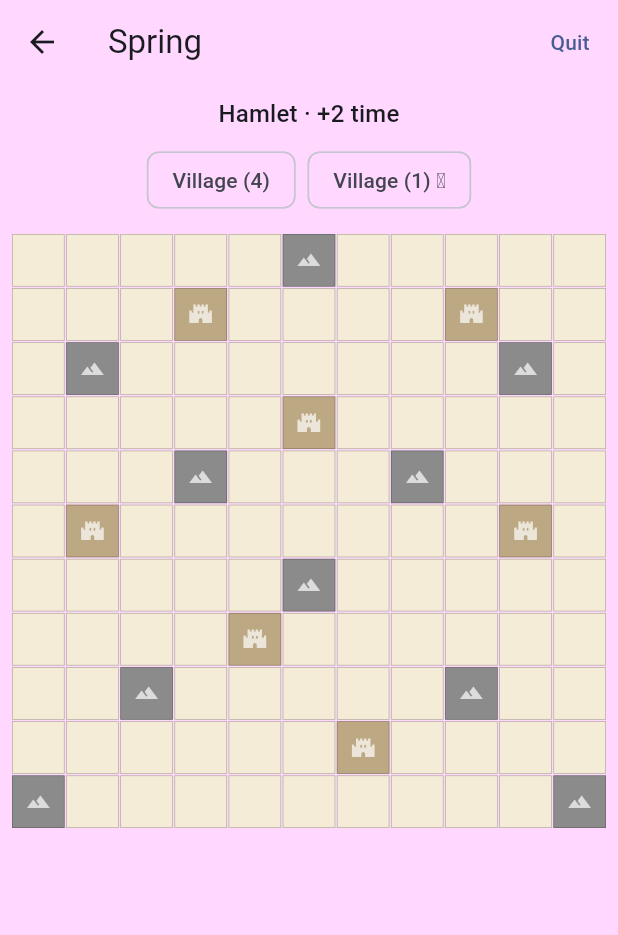
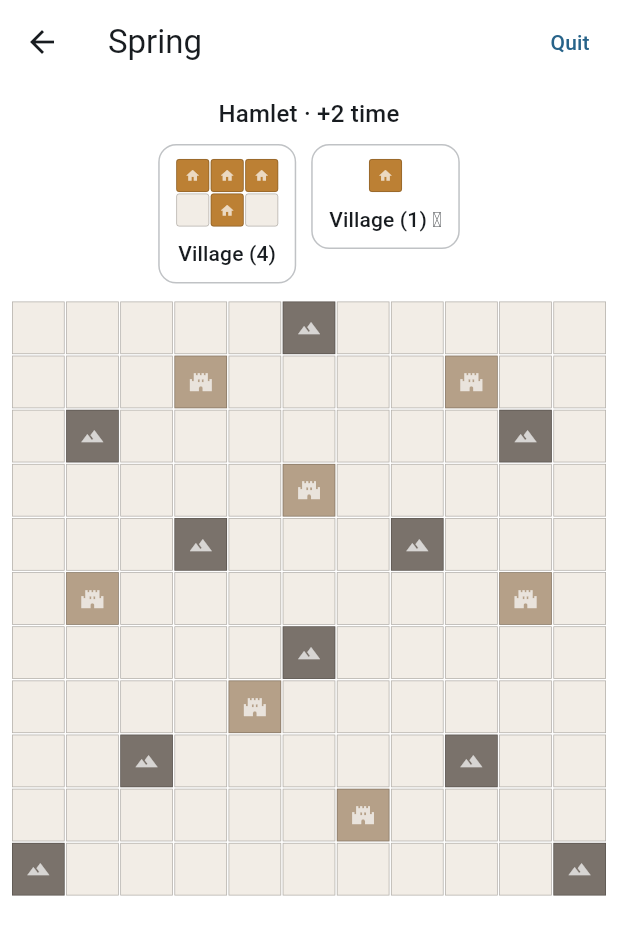
Before and after one commit to papotte/cartoflutter, a Flutter app: the PlaySessionScreen screen opened by its route, after a tap on "Reveal card", on a phone screen of 412 x 824 dp. Shown: the top 935 px of the screen. Run offline on Flutter 3.47's test engine with Material 3 defaults, Android fonts, the phone set to English and light mode, and no system bars; our stand-ins replace audioplayers, cloud_firestore, firebase_auth, firebase_core, go_router, shared_preferences; accounts and stored records are empty; network calls fail.

Commit message:
fix: colors and shape preview

```diff
--- a/lib/game_internals/models/terrain_type.dart
+++ b/lib/game_internals/models/terrain_type.dart
@@ -39,23 +39,23 @@ extension TerrainTypeExtension on TerrainType {
   Color get color {
     switch (this) {
       case TerrainType.empty:
-        return const Color(0xFFF5ECD7);
+        return const Color(0xFFF2EDE6);
       case TerrainType.forest:
-        return const Color(0xFF2D7D46);
+        return const Color(0xFF355A4A);
       case TerrainType.village:
-        return const Color(0xFFE07B39);
+        return const Color(0xFFBC8034);
       case TerrainType.farm:
-        return const Color(0xFFE8D44D);
+        return const Color(0xFFD4A84A);
       case TerrainType.water:
-        return const Color(0xFF4A90D9);
+        return const Color(0xFF2274A5);
       case TerrainType.monster:
-        return const Color(0xFF7B2D8B);
+        return const Color(0xFFFF101F);
       case TerrainType.mountain:
-        return const Color(0xFF8B8B8B);
+        return const Color(0xFF7A726B);
       case TerrainType.wasteland:
-        return const Color(0xFF5C4A2A);
+        return const Color(0xFF6B563E);
       case TerrainType.ruins:
-        return const Color(0xFFBCA882);
+        return const Color(0xFFB5A088);
     }
   }
 
@@ -87,4 +87,28 @@ extension TerrainTypeExtension on TerrainType {
   int get index2 {
     return TerrainType.values.indexOf(this);
   }
+
+  /// Icon shown on the map and in shape previews; null for empty cells.
+  IconData? get terrainIcon {
+    switch (this) {
+      case TerrainType.forest:
+        return Icons.park;
+      case TerrainType.village:
+        return Icons.home;
+      case TerrainType.farm:
+        return Icons.agriculture;
+      case TerrainType.water:
+        return Icons.water;
+      case TerrainType.monster:
+        return Icons.pest_control;
+      case TerrainType.mountain:
+        return Icons.landscape;
+      case TerrainType.wasteland:
+        return Icons.texture;
+      case TerrainType.ruins:
+        return Icons.castle;
+      case TerrainType.empty:
+        return null;
+    }
+  }
 }
--- a/lib/play_session/map_grid_widget.dart
+++ b/lib/play_session/map_grid_widget.dart
@@ -3,6 +3,7 @@ import 'package:flutter/material.dart';
 import '../game_internals/models/map_grid.dart';
 import '../game_internals/models/terrain_type.dart';
 import '../game_internals/models/tetromino_shape.dart';
+import 'terrain_cell_visual.dart';
 
 /// Renders the 11×11 map; optional placement preview for [anchorRow]/[anchorCol].
 class MapGridWidget extends StatelessWidget {
@@ -32,7 +33,9 @@ class MapGridWidget extends StatelessWidget {
         final side = constraints.maxWidth < constraints.maxHeight
             ? constraints.maxWidth
             : constraints.maxHeight;
-        final cell = side / MapGrid.size;
+        const gap = 1.0;
+        final cellExtent =
+            (side - gap * (MapGrid.size - 1)) / MapGrid.size;
 
         Set<(int, int)>? previewCells;
         bool previewOk = false;
@@ -46,40 +49,52 @@ class MapGridWidget extends StatelessWidget {
           height: side,
           child: GridView.builder(
             physics: const NeverScrollableScrollPhysics(),
-            gridDelegate: const SliverGridDelegateWithFixedCrossAxisCount(
+            gridDelegate: SliverGridDelegateWithFixedCrossAxisCount(
               crossAxisCount: MapGrid.size,
-              mainAxisSpacing: 1,
-              crossAxisSpacing: 1,
+              mainAxisSpacing: gap,
+              crossAxisSpacing: gap,
             ),
             itemCount: MapGrid.size * MapGrid.size,
             itemBuilder: (context, i) {
               final r = i ~/ MapGrid.size;
               final c = i % MapGrid.size;
               final t = grid.cellAt(r, c);
-              Color bg = t.color;
-              if (t == TerrainType.empty && grid.isRuins(r, c)) {
-                bg = TerrainType.ruins.color.withValues(alpha: 0.5);
-              }
+              final inPreview =
+                  previewCells != null && previewCells.contains((r, c));
 
-              Color? border;
-              if (previewCells != null && previewCells.contains((r, c))) {
-                bg = (previewTerrain ?? t).color.withValues(alpha: 0.85);
-                border = previewOk ? Colors.green : Colors.red;
+              late final TerrainType displayTerrain;
+              Color? bgOverride;
+              var borderColor = Colors.black26;
+              var borderWidth = 0.5;
+
+              if (inPreview && previewTerrain != null) {
+                displayTerrain = previewTerrain!;
+                bgOverride =
+                    previewTerrain!.color.withValues(alpha: 0.85);
+                borderColor = previewOk ? Colors.green : Colors.red;
+                borderWidth = 2;
+              } else {
+                displayTerrain = t;
+                if (t == TerrainType.empty && grid.isRuins(r, c)) {
+                  bgOverride =
+                      TerrainType.ruins.color.withValues(alpha: 0.5);
+                }
               }
 
               return GestureDetector(
                 onTap: readOnly || onCellTapped == null
                     ? null
                     : () => onCellTapped!(r, c),
-                child: DecoratedBox(
-                  decoration: BoxDecoration(
-                    color: bg,
-                    border: Border.all(
-                      color: border ?? Colors.black26,
-                      width: border != null ? 2 : 0.5,
-                    ),
+                child: SizedBox(
+                  width: cellExtent,
+                  height: cellExtent,
+                  child: TerrainCellVisual(
+                    terrain: displayTerrain,
+                    size: cellExtent,
+                    backgroundColor: bgOverride,
+                    borderColor: borderColor,
+                    borderWidth: borderWidth,
                   ),
-                  child: Center(child: _iconFor(t, size: cell * 0.45)),
                 ),
               );
             },
@@ -88,39 +103,4 @@ class MapGridWidget extends StatelessWidget {
       },
     );
   }
-
-  Widget? _iconFor(TerrainType t, {required double size}) {
-    IconData? icon;
-    switch (t) {
-      case TerrainType.forest:
-        icon = Icons.park;
-        break;
-      case TerrainType.village:
-        icon = Icons.home;
-        break;
-      case TerrainType.farm:
-        icon = Icons.agriculture;
-        break;
-      case TerrainType.water:
-        icon = Icons.water;
-        break;
-      case TerrainType.monster:
-        icon = Icons.pest_control;
-        break;
-      case TerrainType.mountain:
-        icon = Icons.landscape;
-        break;
-      case TerrainType.wasteland:
-        icon = Icons.texture;
-        break;
-      case TerrainType.ruins:
-        icon = Icons.castle;
-        break;
-      case TerrainType.empty:
-        icon = null;
-        break;
-    }
-    if (icon == null) return null;
-    return Icon(icon, size: size, color: Colors.white70);
-  }
 }
--- a/lib/play_session/play_session_screen.dart
+++ b/lib/play_session/play_session_screen.dart
@@ -11,6 +11,7 @@ import '../game_internals/models/player_state.dart'
 import '../game_internals/models/terrain_type.dart';
 import '../game_internals/models/tetromino_shape.dart';
 import 'map_grid_widget.dart';
+import 'polyomino_shape_widget.dart';
 
 class PlaySessionScreen extends StatefulWidget {
   const PlaySessionScreen({super.key, this.config});
@@ -80,6 +81,43 @@ class _PlaySessionScreenState extends State<PlaySessionScreen> {
       _anchorR = r;
       _anchorC = c;
     });
+  }
+
+  Widget _buildExploreOption(BuildContext context, CardOption o) {
+    final selected = _selShape == o.shape && _selTerrain == o.terrain;
+    final scheme = Theme.of(context).colorScheme;
+    return Material(
+      color: selected ? scheme.primaryContainer : scheme.surface,
+      elevation: selected ? 1 : 0,
+      shadowColor: Colors.black26,
+      shape: RoundedRectangleBorder(
+        borderRadius: BorderRadius.circular(12),
+        side: BorderSide(
+          color: selected ? scheme.primary : scheme.outline.withValues(alpha: 0.45),
+          width: selected ? 2 : 1,
+        ),
+      ),
+      child: InkWell(
+        onTap: () => _pickOption(o),
+        borderRadius: BorderRadius.circular(12),
+        child: Padding(
+          padding: const EdgeInsets.symmetric(horizontal: 12, vertical: 10),
+          child: Column(
+            mainAxisSize: MainAxisSize.min,
+            children: [
+              PolyominoShapeWidget(shape: o.shape, fillTerrain: o.terrain),
+              const SizedBox(height: 8),
+              Text(
+                '${o.terrain.displayName} (${o.shape.cells.length})'
+                '${o.hasCoin ? " 🪙" : ""}',
+                style: Theme.of(context).textTheme.labelLarge,
+                textAlign: TextAlign.center,
+              ),
+            ],
+          ),
+        ),
+      ),
+    );
   }
 
   void _confirmPlacement() {
@@ -184,18 +222,10 @@ class _PlaySessionScreenState extends State<PlaySessionScreen> {
           const SizedBox(height: 8),
           Wrap(
             alignment: WrapAlignment.center,
-            spacing: 8,
-            runSpacing: 8,
+            spacing: 10,
+            runSpacing: 10,
             children: [
-              for (final o in card.options)
-                ChoiceChip(
-                  label: Text(
-                    '${o.terrain.displayName} (${o.shape.cells.length})'
-                    '${o.hasCoin ? " 🪙" : ""}',
-                  ),
-                  selected: _selShape == o.shape && _selTerrain == o.terrain,
-                  onSelected: (_) => _pickOption(o),
-                ),
+              for (final o in card.options) _buildExploreOption(context, o),
             ],
           ),
           const SizedBox(height: 12),
--- /dev/null
+++ b/lib/play_session/polyomino_shape_widget.dart
@@ -0,0 +1,64 @@
+import 'package:flutter/material.dart';
+
+import '../game_internals/models/terrain_type.dart';
+import '../game_internals/models/tetromino_shape.dart';
+import 'terrain_cell_visual.dart';
+
+/// Renders a [TetrominoShape] as a tight grid of [TerrainCellVisual] cells.
+///
+/// Used for explore-card option previews; same cell look as the main board.
+class PolyominoShapeWidget extends StatelessWidget {
+  const PolyominoShapeWidget({
+    super.key,
+    required this.shape,
+    required this.fillTerrain,
+    this.cellSize = 22,
+    this.gap = 1,
+    this.cellBorderRadius = const BorderRadius.all(Radius.circular(2)),
+  });
+
+  final TetrominoShape shape;
+  final TerrainType fillTerrain;
+  final double cellSize;
+  final double gap;
+  final BorderRadius cellBorderRadius;
+
+  @override
+  Widget build(BuildContext context) {
+    if (shape.cells.isEmpty) {
+      return SizedBox(width: cellSize, height: cellSize);
+    }
+
+    final w = shape.width;
+    final h = shape.height;
+    final filled = shape.cells.toSet();
+
+    return SizedBox(
+      width: w * cellSize + (w - 1) * gap,
+      height: h * cellSize + (h - 1) * gap,
+      child: Column(
+        mainAxisSize: MainAxisSize.min,
+        children: List.generate(h, (r) {
+          return Padding(
+            padding: EdgeInsets.only(top: r > 0 ? gap : 0),
+            child: Row(
+              mainAxisSize: MainAxisSize.min,
+              children: List.generate(w, (c) {
+                final isFilled = filled.contains((r, c));
+                final t = isFilled ? fillTerrain : TerrainType.empty;
+                return Padding(
+                  padding: EdgeInsets.only(left: c > 0 ? gap : 0),
+                  child: TerrainCellVisual(
+                    terrain: t,
+                    size: cellSize,
+                    borderRadius: cellBorderRadius,
+                  ),
+                );
+              }),
+            ),
+          );
+        }),
+      ),
+    );
+  }
+}
--- /dev/null
+++ b/lib/play_session/terrain_cell_visual.dart
@@ -0,0 +1,58 @@
+import 'package:flutter/material.dart';
+
+import '../game_internals/models/terrain_type.dart';
+
+/// One map or preview cell: terrain fill and optional type icon (shared by
+/// [MapGridWidget] and [PolyominoShapeWidget]).
+class TerrainCellVisual extends StatelessWidget {
+  const TerrainCellVisual({
+    super.key,
+    required this.terrain,
+    required this.size,
+    this.backgroundColor,
+    this.borderColor = Colors.black26,
+    this.borderWidth = 0.5,
+    this.borderRadius = BorderRadius.zero,
+    this.iconSizeFraction = 0.45,
+    this.iconColor = Colors.white70,
+  });
+
+  final TerrainType terrain;
+  final double size;
+
+  /// When set, used instead of [terrain.color] for the fill.
+  final Color? backgroundColor;
+
+  final Color borderColor;
+  final double borderWidth;
+  final BorderRadius borderRadius;
+  final double iconSizeFraction;
+  final Color iconColor;
+
+  @override
+  Widget build(BuildContext context) {
+    final fill = backgroundColor ?? terrain.color;
+    final icon = terrain.terrainIcon;
+
+    return DecoratedBox(
+      decoration: BoxDecoration(
+        color: fill,
+        border: Border.all(color: borderColor, width: borderWidth),
+        borderRadius: borderRadius,
+      ),
+      child: SizedBox(
+        width: size,
+        height: size,
+        child: icon == null
+            ? null
+            : Center(
+                child: Icon(
+                  icon,
+                  size: size * iconSizeFraction,
+                  color: iconColor,
+                ),
+              ),
+      ),
+    );
+  }
+}
--- a/lib/style/confetti.dart
+++ b/lib/style/confetti.dart
@@ -19,10 +19,10 @@ import 'package:flutter/widgets.dart';
 /// https://codepen.io/iprodev/pen/azpWBr
 class Confetti extends StatefulWidget {
   static const _defaultColors = [
-    Color(0xffd10841),
-    Color(0xff1d75fb),
-    Color(0xff0050bc),
-    Color(0xffa2dcc7),
+    Color(0xffff101f),
+    Color(0xff2274a5),
+    Color(0xffbc8034),
+    Color(0xffd9cab3),
   ];
 
   final bool isStopped;
--- a/lib/style/palette.dart
+++ b/lib/style/palette.dart
@@ -14,8 +14,7 @@ import 'package:flutter/material.dart';
 /// every level of a game can have radically different colors.
 /// At the same time, games rarely support dark mode.
 ///
-/// Colors taken from this fun palette:
-/// https://lospec.com/palette-list/crayola84
+/// Inspired by: #2274a5, #d9cab3, #bc8034, #463730, #ff101f
 ///
 /// Colors here are implemented as getters so that hot reloading works.
 /// In practice, we could just as easily implement the colors
@@ -23,16 +22,36 @@ import 'package:flutter/material.dart';
 /// we could allow players to customize colors, for example,
 /// or even get the colors from the network.
 class Palette {
-  Color get pen => const Color(0xff1d75fb);
-  Color get darkPen => const Color(0xFF0050bc);
-  Color get redPen => const Color(0xFFd10841);
-  Color get inkFullOpacity => const Color(0xff352b42);
-  Color get ink => const Color(0xee352b42);
-  Color get accept => const Color(0xff15a44d);
-  Color get backgroundMain => const Color(0xffffd7ff);
-  Color get backgroundLevelSelection => const Color(0xffa2dcc7);
-  Color get backgroundPlaySession => const Color(0xffffebb5);
-  Color get background4 => const Color(0xffffffd1);
-  Color get backgroundSettings => const Color(0xffbfc8e3);
+  /// Primary accent (#2274a5).
+  Color get pen => const Color(0xff2274a5);
+
+  /// Theme seed — slightly deeper blue for Material contrast.
+  Color get darkPen => const Color(0xff1a5c82);
+
+  /// Strong warning / danger (#ff101f).
+  Color get redPen => const Color(0xffff101f);
+
+  /// Body text and dark UI (#463730).
+  Color get inkFullOpacity => const Color(0xff463730);
+  Color get ink => const Color(0xee463730);
+
+  /// Positive / confirm — bronze from the palette (#bc8034).
+  Color get accept => const Color(0xffbc8034);
+
+  /// Main menu and theme surface.
+  Color get backgroundMain => trueWhite;
+
+  /// Cooler screen — powder blue derived from the primary.
+  Color get backgroundLevelSelection => const Color(0xffc5d6e0);
+
+  /// Play / celebration — pale gold from #bc8034 + beige.
+  Color get backgroundPlaySession => const Color(0xffe9d9bc);
+
+  /// Alternate light surface.
+  Color get background4 => const Color(0xfff2ebe3);
+
+  /// Settings — muted steel blue.
+  Color get backgroundSettings => const Color(0xffb8cad6);
+
   Color get trueWhite => const Color(0xffffffff);
 }
```
Also changed, not shown: 2 other files.
